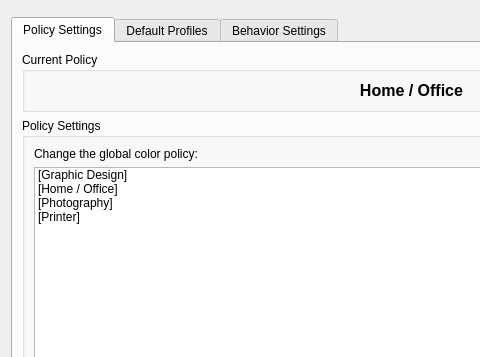
First picture: the form in settings/kmsettings.ui, repository KDE/kolor-manager, before the edit; both pictures show x 0 to 480 and y 0 to 357 of the 823 by 619 pixel window.
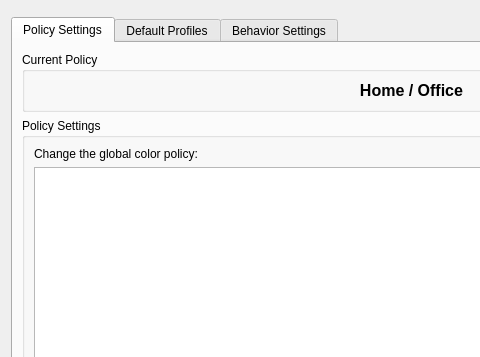
Second picture: the form after the edit. The open tabs and pages were chosen to show the change.

Commit message: * [core]: remove kconfig

Diff of the .ui file:
```diff
--- a/settings/kmsettings.ui
+++ b/settings/kmsettings.ui
@@ -196,26 +196,6 @@
             <property name="sortingEnabled" >
              <bool>false</bool>
             </property>
-            <item>
-             <property name="text" >
-              <string>[Graphic Design]</string>
-             </property>
-            </item>
-            <item>
-             <property name="text" >
-              <string>[Home / Office]</string>
-             </property>
-            </item>
-            <item>
-             <property name="text" >
-              <string>[Photography]</string>
-             </property>
-            </item>
-            <item>
-             <property name="text" >
-              <string>[Printer]</string>
-             </property>
-            </item>
            </widget>
           </item>
          </layout>
```
Left out of the diff: 825 changed lines with no effect on the pictures. The commit also changes 2 other files.
